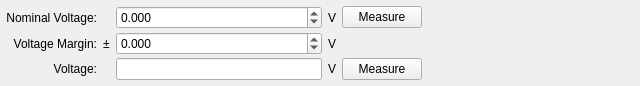
This is src/gui/voltagecriterion_view.ui in eseo-emc/emctestbench as Qt 5 draws it before an edit. The edited form follows.
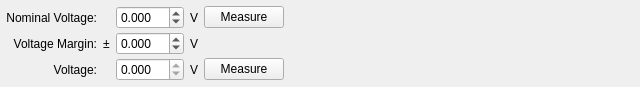
This is the edited form. Custom widgets are drawn as their Qt base class.

```diff
--- a/src/gui/voltagecriterion_view.ui
+++ b/src/gui/voltagecriterion_view.ui
@@ -7,7 +7,7 @@
     <x>0</x>
     <y>0</y>
     <width>640</width>
-    <height>80</height>
+    <height>84</height>
    </rect>
   </property>
   <property name="windowTitle">
@@ -125,16 +125,6 @@
        </property>
       </widget>
      </item>
-     <item row="2" column="2">
-      <widget class="QLineEdit" name="measuredVoltage">
-       <property name="text">
-        <string/>
-       </property>
-       <property name="readOnly">
-        <bool>true</bool>
-       </property>
-      </widget>
-     </item>
      <item row="2" column="3">
       <widget class="QLabel" name="label_5">
        <property name="text">
@@ -149,6 +139,22 @@
        </property>
       </widget>
      </item>
+     <item row="2" column="2">
+      <widget class="QDoubleSpinBox" name="measuredVoltage">
+       <property name="readOnly">
+        <bool>true</bool>
+       </property>
+       <property name="decimals">
+        <number>3</number>
+       </property>
+       <property name="minimum">
+        <double>-99.989999999999995</double>
+       </property>
+       <property name="singleStep">
+        <double>0.100000000000000</double>
+       </property>
+      </widget>
+     </item>
     </layout>
    </item>
   </layout>
```
Left out of the diff: 8 changed lines with no effect on the pictures.
